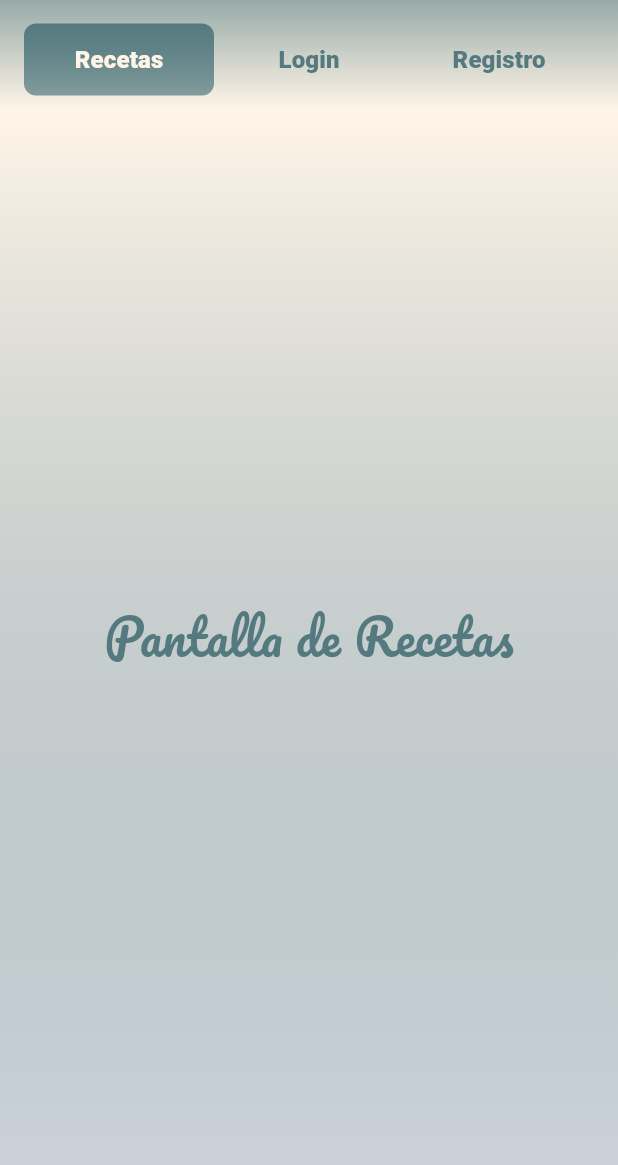
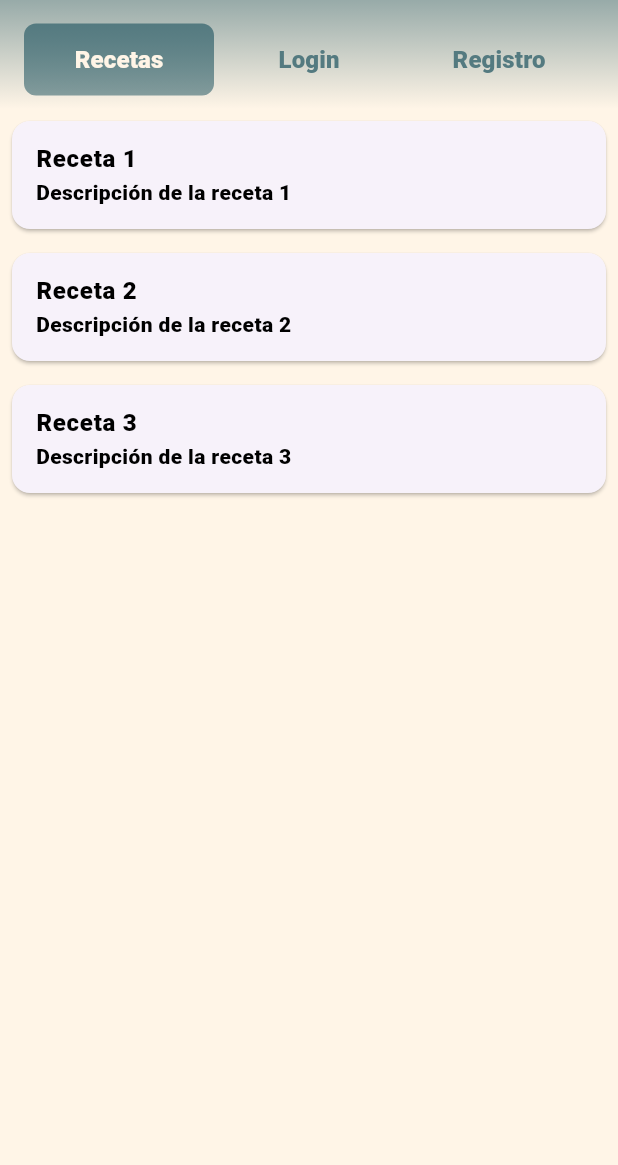
Before and after one commit to Jiwemoyo/EasyMenuApp, a Flutter app: the screen it shows after launch, on a phone screen of 412 x 824 dp, the part 71-1236 px from its top. Run offline on Flutter 3.47's test engine with Material 3 defaults, Android fonts, the phone set to English and light mode, and no system bars; Roboto replaces fonts that are missing (Roboto-bold).

Commit message:
hasta aqui se ve bomnito

```diff
--- a/lib/main.dart
+++ b/lib/main.dart
@@ -1,9 +1,7 @@
 // lib/main.dart
 import 'package:flutter/material.dart';
+import 'utils/constants.dart';
 import 'screens/home_screen.dart';
-import 'screens/login_screen.dart';
-import 'screens/register_screen.dart';
-import 'utils/constants.dart';
 
 void main() {
   runApp(MyApp());
@@ -13,18 +11,28 @@ class MyApp extends StatelessWidget {
   @override
   Widget build(BuildContext context) {
     return MaterialApp(
-      title: 'Easy Menu',
+      title: 'Food Social Network',
       theme: ThemeData(
-        primaryColor: GreenColor,
-        hintColor: WhiteColor,
-        fontFamily: 'Roboto',
+        primarySwatch: Colors.blue,
+        scaffoldBackgroundColor: WhiteColor,
+        appBarTheme: AppBarTheme(
+          color: GreenColor,
+          iconTheme: IconThemeData(color: WhiteColor),
+          centerTitle: true,
+          titleTextStyle: TextStyle(
+            fontFamily: 'Pacifico',
+            fontSize: 24,
+            color: WhiteColor,
+          ),
+        ),
+        textTheme: TextTheme(
+          headlineLarge: TextStyle(fontFamily: 'Pacifico', fontSize: 24, color: WhiteColor),
+          bodyLarge: TextStyle(fontFamily: 'Roboto-bold', fontSize: 16, color: Colors.black),
+          bodyMedium: TextStyle(fontFamily: 'Roboto-bold', fontSize: 14, color: Colors.black),
+        ),
       ),
-      initialRoute: '/',
-      routes: {
-        '/': (context) => HomeScreen(),
-        '/login': (context) => LoginScreen(),
-        '/register': (context) => RegisterScreen(),
-      },
+      home: HomeScreen(),
+      debugShowCheckedModeBanner: false,
     );
   }
 }
--- a/lib/screens/home_screen.dart
+++ b/lib/screens/home_screen.dart
@@ -1,27 +1,42 @@
 // lib/screens/home_screen.dart
 import 'package:flutter/material.dart';
-import '../utils/constants.dart';
 import '../widgets/custom_app_bar.dart';
 
-class HomeScreen extends StatelessWidget {
+class HomeScreen extends StatefulWidget {
+  @override
+  _HomeScreenState createState() => _HomeScreenState();
+}
+
+class _HomeScreenState extends State<HomeScreen> {
   @override
   Widget build(BuildContext context) {
     return Scaffold(
-      appBar: CustomAppBar(currentPage: 'Recetas'),
-      body: Container(
-        decoration: BoxDecoration(
-          gradient: LinearGradient(
-            colors: [WhiteColor, GreenColor.withOpacity(0.3)],
-            begin: Alignment.topCenter,
-            end: Alignment.bottomCenter,
+      appBar: CustomAppBar(),
+      body: Column(
+        children: [
+          Expanded(
+            child: ListView(
+              children: [
+                _buildRecipeCard('Receta 1', 'Descripción de la receta 1'),
+                _buildRecipeCard('Receta 2', 'Descripción de la receta 2'),
+                _buildRecipeCard('Receta 3', 'Descripción de la receta 3'),
+              ],
+            ),
           ),
-        ),
-        child: Center(
-          child: Text(
-            'Pantalla de Recetas',
-            style: pacificoTitleStyle.copyWith(color: GreenColor, fontSize: 32),
-          ),
-        ),
+        ],
+      ),
+    );
+  }
+
+  Widget _buildRecipeCard(String title, String description) {
+    return Card(
+      margin: EdgeInsets.all(8.0),
+      child: ListTile(
+        title: Text(title, style: Theme.of(context).textTheme.bodyLarge),
+        subtitle: Text(description, style: Theme.of(context).textTheme.bodyMedium),
+        onTap: () {
+          // Navegar a la pantalla de detalles de la receta
+        },
       ),
     );
   }
--- a/lib/widgets/custom_app_bar.dart
+++ b/lib/widgets/custom_app_bar.dart
@@ -1,12 +1,7 @@
-// lib/widgets/custom_app_bar.dart
 import 'package:flutter/material.dart';
 import '../utils/constants.dart';
 
 class CustomAppBar extends StatefulWidget implements PreferredSizeWidget {
-  final String currentPage;
-
-  CustomAppBar({Key? key, required this.currentPage}) : super(key: key);
-
   @override
   Size get preferredSize => Size.fromHeight(120.0);
 
@@ -15,32 +10,9 @@ class CustomAppBar extends StatefulWidget implements PreferredSizeWidget {
 }
 
 class _CustomAppBarState extends State<CustomAppBar> {
-  late String _selectedButton;
-  late int _selectedIndex;
+  String _selectedButton = 'Recetas';
+  int _selectedIndex = 0;
   final List<String> _buttons = ['Recetas', 'Login', 'Registro'];
-
-  @override
-  void initState() {
-    super.initState();
-    _selectedButton = widget.currentPage;
-    _selectedIndex = _buttons.indexOf(_selectedButton);
-  }
-
-  void _navigateToScreen(BuildContext context, int index) {
-    if (_buttons[index] != _selectedButton) {
-      switch (index) {
-        case 0:
-          Navigator.pushReplacementNamed(context, '/');
-          break;
-        case 1:
-          Navigator.pushReplacementNamed(context, '/login');
-          break;
-        case 2:
-          Navigator.pushReplacementNamed(context, '/register');
-          break;
-      }
-    }
-  }
 
   @override
   Widget build(BuildContext context) {
@@ -102,7 +74,12 @@ class _CustomAppBarState extends State<CustomAppBar> {
                         return SizedBox(
                           width: buttonWidth,
                           child: TextButton(
-                            onPressed: () => _navigateToScreen(context, index),
+                            onPressed: () {
+                              setState(() {
+                                _selectedButton = _buttons[index];
+                                _selectedIndex = index;
+                              });
+                            },
                             style: TextButton.styleFrom(
                               padding: EdgeInsets.symmetric(vertical: 10),
                             ),
```
Also changed, not shown: lib/screens/login_screen.dart (deleted, +0 -85 lines), lib/screens/register_screen.dart (deleted, +0 -106 lines).
